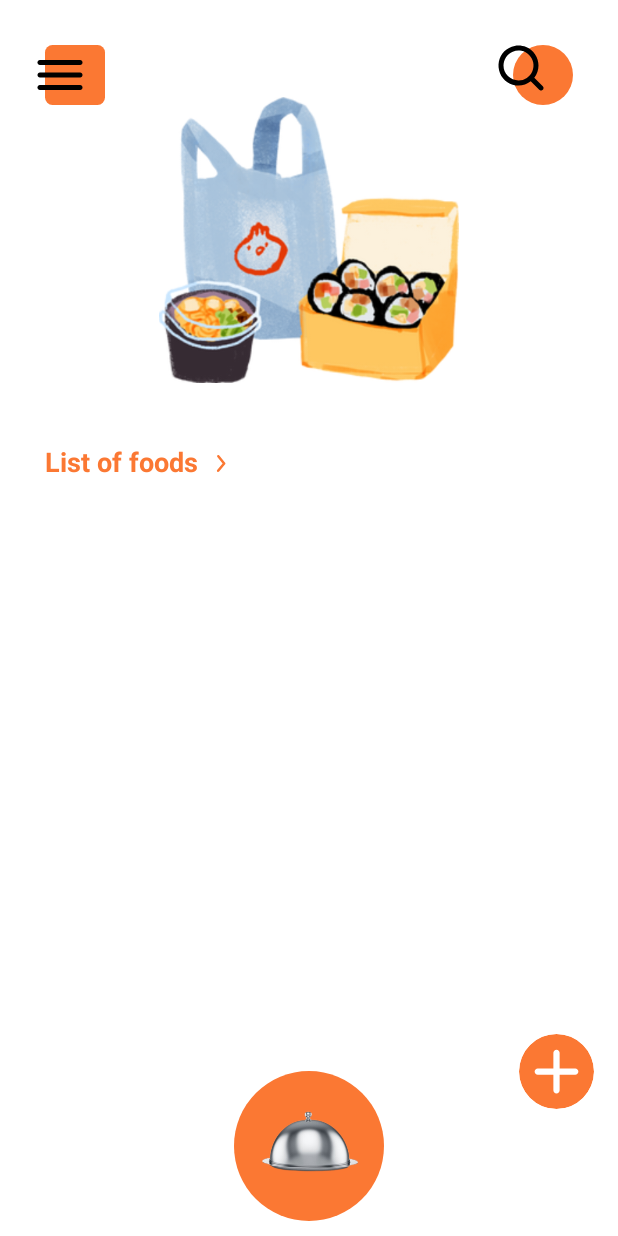
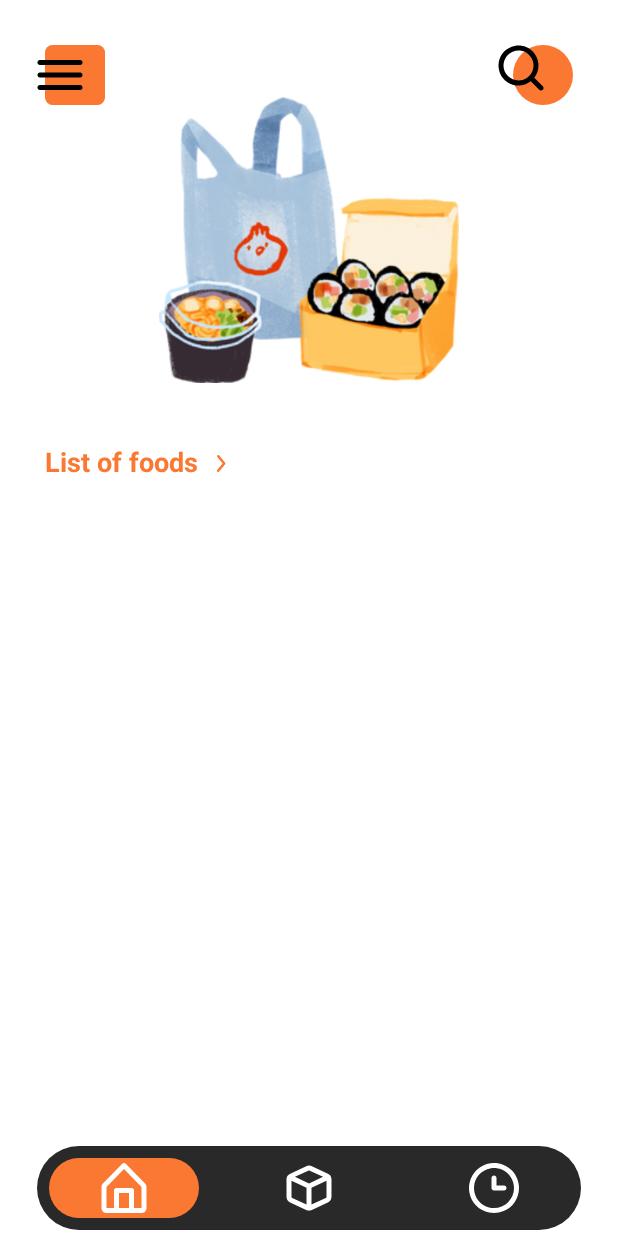
Before and after one commit to NDK2509/Foodomer, an Android app built with Jetpack Compose: the screen it shows after launch (MainActivity), on a phone screen of 412 x 824 dp. Run offline under Robolectric (Android 15) with nearby library versions, the light colour scheme and no system bars; our stand-ins replace Room's generated code.

Commit message:
feat: add the new Bottom bar

```diff
--- a/app/src/main/java/com/example/foodomer/navigation/Destinations.kt
+++ b/app/src/main/java/com/example/foodomer/navigation/Destinations.kt
@@ -10,4 +10,5 @@ sealed class Destinations(val route: String, vararg params: String) {
     object Randomizer: Destinations("Randomizer")
     object CreateCategory: Destinations("Create-category")
     object CreateFood: Destinations("Create-food")
+    object History: Destinations("History")
 }
--- a/app/src/main/java/com/example/foodomer/navigation/MainNavigation.kt
+++ b/app/src/main/java/com/example/foodomer/navigation/MainNavigation.kt
@@ -1,14 +1,39 @@
 package com.example.foodomer.navigation
 
+import androidx.compose.material.Scaffold
 import androidx.compose.runtime.Composable
+import androidx.compose.ui.graphics.Color
+import androidx.compose.ui.res.painterResource
 import androidx.navigation.compose.NavHost
 import androidx.navigation.compose.composable
 import androidx.navigation.compose.rememberNavController
+import com.example.foodomer.R
+import com.example.foodomer.ui.components.core.BottomBar
+import com.example.foodomer.ui.components.core.BottomBarItemProps
 import com.example.foodomer.ui.screens.*
 
 @Composable
 fun MainNavigation() {
     val navController = rememberNavController()
+    Scaffold(
+        bottomBar = {
+            BottomBar(
+                navController = navController,
+                items = listOf(
+                    BottomBarItemProps(
+                        icon = painterResource(R.drawable.icon_home), destination = Destinations.Home.route
+                    ),
+                    BottomBarItemProps(
+                        icon = painterResource(R.drawable.icon_cube), destination = Destinations.Randomizer.route
+                    ),
+                    BottomBarItemProps(
+                        icon = painterResource(R.drawable.icon_clock), destination = Destinations.History.route
+                    )
+                )
+            )
+        },
+        backgroundColor = Color.White
+    ) { _ ->
         NavHost(
             navController,
             startDestination = Destinations.Home.route
@@ -20,3 +45,4 @@ fun MainNavigation() {
             composable(Destinations.CreateFood.route) { CreateFoodScreen(navController) }
         }
     }
+}
--- a/app/src/main/java/com/example/foodomer/ui/components/core/Bottom.kt
+++ /dev/null
@@ -1,91 +0,0 @@
-package com.example.foodomer.ui.components.core
-
-import androidx.compose.foundation.Image
-import androidx.compose.foundation.background
-import androidx.compose.foundation.clickable
-import androidx.compose.foundation.layout.Box
-import androidx.compose.foundation.layout.Column
-import androidx.compose.foundation.layout.aspectRatio
-import androidx.compose.foundation.layout.width
-import androidx.compose.foundation.shape.CircleShape
-import androidx.compose.material.Icon
-import androidx.compose.material.icons.Icons
-import androidx.compose.material.icons.rounded.Add
-import androidx.compose.runtime.*
-import androidx.compose.ui.Modifier
-import androidx.compose.ui.draw.clip
-import androidx.compose.ui.graphics.Color
-import androidx.compose.ui.res.painterResource
-import androidx.compose.ui.semantics.Role
-import androidx.compose.ui.semantics.role
-import androidx.compose.ui.semantics.semantics
-import androidx.compose.ui.tooling.preview.Preview
-import androidx.compose.ui.unit.dp
-import com.example.foodomer.R
-import com.example.foodomer.ui.theme.OrangePrimary
-import com.example.foodomer.utils.flipInfinite
-import com.example.foodomer.utils.rotateWithAnimation
-
-@Composable
-fun FoodomerButton(
-    onClick: () -> Unit
-) {
-    Box(
-        modifier =
-            Modifier
-                .width(100.dp)
-                .aspectRatio(1f)
-                .background(OrangePrimary, CircleShape)
-                .clickable {
-                    onClick()
-                }
-    ) {
-        Image(
-            painterResource(R.drawable.lid_and_dish_close),
-            "",
-            modifier =
-                Modifier
-                    .width(100.dp)
-                    .aspectRatio(1f)
-                    .flipInfinite(duration = 1500)
-        )
-    }
-}
-
-@Composable
-fun AddNewFoodButton(
-    isOpen: Boolean = false, onClickToOpen: () -> Unit, onClickToClose: () -> Unit
-) {
-    var _isOpen by remember { mutableStateOf(isOpen) }
-
-    Box(
-        modifier =
-            Modifier
-                .width(50.dp)
-                .aspectRatio(1f)
-                .clip(CircleShape)
-                .background(OrangePrimary, CircleShape)
-    ) {
-        Icon(Icons.Rounded.Add,
-            "",
-            tint = Color.White,
-            modifier =
-                Modifier
-                    .rotateWithAnimation(if (_isOpen) 45f else 0f, 300)
-                    .width(50.dp).aspectRatio(1f)
-                    .semantics { role = Role.Button }
-                    .clickable {
-                        if (_isOpen) onClickToClose() else onClickToOpen()
-                        _isOpen = !_isOpen
-                    })
-    }
-}
-
-@Preview
-@Composable
-fun PreviewBottom() {
-    Column {
-        FoodomerButton { }
-        AddNewFoodButton(onClickToClose = {}, onClickToOpen = {})
-    }
-}
--- /dev/null
+++ b/app/src/main/java/com/example/foodomer/ui/components/core/BottomBar.kt
@@ -0,0 +1,142 @@
+package com.example.foodomer.ui.components.core
+
+import androidx.compose.foundation.background
+import androidx.compose.foundation.clickable
+import androidx.compose.foundation.interaction.MutableInteractionSource
+import androidx.compose.foundation.layout.*
+import androidx.compose.foundation.shape.CircleShape
+import androidx.compose.material.Icon
+import androidx.compose.runtime.*
+import androidx.compose.ui.Alignment
+import androidx.compose.ui.Modifier
+import androidx.compose.ui.draw.clip
+import androidx.compose.ui.graphics.Color
+import androidx.compose.ui.graphics.painter.Painter
+import androidx.compose.ui.res.painterResource
+import androidx.compose.ui.tooling.preview.Preview
+import androidx.compose.ui.unit.Dp
+import androidx.compose.ui.unit.dp
+import androidx.compose.ui.zIndex
+import androidx.navigation.NavController
+import androidx.navigation.compose.rememberNavController
+import com.example.foodomer.R
+import com.example.foodomer.ui.theme.BlackPrimary
+import com.example.foodomer.ui.theme.OrangePrimary
+import com.example.foodomer.utils.getScreenWidth
+import com.example.foodomer.utils.slideByOffsetX
+
+data class BottomBarItemProps(val icon: Painter, val destination: String)
+
+val ICON_FONT_ACTIVE = 40 .dp
+
+@Composable
+fun BottomBarIndicator(
+    width: Dp,
+    offsetX: Dp,
+) {
+
+    Column(
+        modifier = Modifier.padding(8.dp).width(width + 8.dp).zIndex(1f).slideByOffsetX(offsetX, duration = 200)
+
+    ) {
+        Column(
+            modifier = Modifier.fillMaxSize().clip(CircleShape).background(OrangePrimary)
+        ) {}
+    }
+}
+
+@Composable
+fun BottomBarItem(
+    props: BottomBarItemProps,
+    onClick: () -> Unit = {},
+    isActive: Boolean = true,
+) {
+
+    Column(modifier = Modifier.clickable(
+        interactionSource = MutableInteractionSource(), indication = null, enabled = !isActive
+    ) {
+        onClick()
+    }) {
+        Icon(
+            painter = props.icon, "", tint = Color.White, modifier = Modifier.width(ICON_FONT_ACTIVE).aspectRatio(1f)
+        )
+    }
+}
+
+@Composable
+fun BottomBar(
+    navController: NavController, items: List<BottomBarItemProps>
+) {
+    val numOfItems = items.size
+    val bottomBarWidth = (getScreenWidth() * 0.9).toInt()
+    val indicatorWidth = (bottomBarWidth / (numOfItems + 1))
+    val indicatorPositionUnit = ((bottomBarWidth - indicatorWidth) / numOfItems).dp
+
+    var currentIndex by remember { mutableStateOf(0) }
+    var indicatorPosition by remember { mutableStateOf(0.dp) }
+
+    Row(
+        modifier = Modifier.fillMaxWidth(),
+        horizontalArrangement = Arrangement.Center,
+        verticalAlignment = Alignment.CenterVertically
+    ) {
+        Box(
+            modifier =
+            Modifier
+                .fillMaxWidth(0.9f)
+                .height(64.dp)
+                .padding(4.dp)
+                .clip(CircleShape)
+                .background(BlackPrimary)
+        ) {
+            BottomBarIndicator(
+                width = indicatorWidth.dp, offsetX = indicatorPosition
+            )
+            Row(
+                modifier =
+                Modifier
+                    .fillMaxWidth()
+                    .fillMaxHeight()
+                    .padding(horizontal = (indicatorWidth / 2 - 8).dp)
+                    .zIndex(2f),
+                horizontalArrangement = Arrangement.SpaceBetween,
+                verticalAlignment = Alignment.CenterVertically
+            ) {
+                items.forEachIndexed { idx, it ->
+                    BottomBarItem(
+                        props = it,
+                        onClick = {
+                            if (idx > currentIndex) {
+                                indicatorPosition += (indicatorPositionUnit + 24.dp) * (idx - currentIndex)
+                            } else if (idx < currentIndex) {
+                                indicatorPosition -= (indicatorPositionUnit + 24.dp) * (currentIndex - idx)
+                            }
+
+                            currentIndex = idx
+                            navController.navigate(it.destination)
+                        },
+                        isActive = idx == currentIndex
+                    )
+                }
+            }
+        }
+    }
+}
+
+@Preview(showBackground = true, showSystemUi = false)
+@Composable
+fun BottomBarPreview() {
+    BottomBar(
+        navController = rememberNavController(), items = listOf(
+            BottomBarItemProps(
+                icon = painterResource(R.drawable.icon_home), destination = "home"
+            ),
+            BottomBarItemProps(
+                icon = painterResource(R.drawable.icon_cube), destination = "home"
+            ),
+            BottomBarItemProps(
+                icon = painterResource(R.drawable.icon_clock), destination = "home"
+            ),
+        )
+    )
+}
--- a/app/src/main/java/com/example/foodomer/ui/screens/HomeScreen.kt
+++ b/app/src/main/java/com/example/foodomer/ui/screens/HomeScreen.kt
@@ -4,68 +4,29 @@ import androidx.activity.compose.rememberLauncherForActivityResult
 import androidx.activity.result.contract.ActivityResultContracts
 import androidx.compose.foundation.Image
 import androidx.compose.foundation.layout.*
-import androidx.compose.material.FabPosition
-import androidx.compose.material.Scaffold
-import androidx.compose.runtime.*
+import androidx.compose.runtime.Composable
+import androidx.compose.runtime.SideEffect
+import androidx.compose.runtime.collectAsState
+import androidx.compose.runtime.getValue
 import androidx.compose.ui.Modifier
-import androidx.compose.ui.graphics.Color
 import androidx.compose.ui.res.painterResource
-import androidx.compose.ui.tooling.preview.Preview
 import androidx.compose.ui.unit.dp
-import androidx.compose.ui.zIndex
 import androidx.lifecycle.viewmodel.compose.viewModel
 import androidx.navigation.NavController
 import com.example.foodomer.R
 import com.example.foodomer.ui.AppViewModelProvider
-import com.example.foodomer.ui.components.core.AddNewFoodButton
-import com.example.foodomer.ui.components.core.FoodomerButton
 import com.example.foodomer.ui.components.core.Header
-import com.example.foodomer.ui.components.home.CreationOptionsOverLay
 import com.example.foodomer.ui.components.home.HorizontalFoodList
-import com.example.foodomer.ui.components.home.Option
 import com.example.foodomer.ui.components.welcome.AbsoluteRow
 import com.example.foodomer.ui.theme.DEFAULT_PADDING
 import com.example.foodomer.ui.viewmodels.HomeViewModel
 
-@Preview(showSystemUi = true, showBackground = true)
 @Composable
 fun HomeScreen(
     navController: NavController? = null,
     viewModel: HomeViewModel = viewModel(factory = AppViewModelProvider.Factory),
 ) {
     val foods by viewModel.foodList.collectAsState(initial = emptyList())
-    var isVisibleOptionOverlay by remember { mutableStateOf(false) }
-
-    Scaffold(
-        floatingActionButtonPosition = FabPosition.End,
-        floatingActionButton = {
-            Row(
-                modifier = Modifier.zIndex(100f)
-            ) {
-                AddNewFoodButton(
-                    onClickToOpen = {
-                        isVisibleOptionOverlay = true
-                    },
-                    onClickToClose = {
-                        isVisibleOptionOverlay = false
-                    },
-                )
-            }
-        },
-        isFloatingActionButtonDocked = true,
-        bottomBar = {
-            Row(
-                modifier = Modifier.fillMaxWidth().padding(bottom = 10.dp).zIndex(100f),
-                horizontalArrangement = Arrangement.Center
-            ) {
-                FoodomerButton {
-                    navController?.navigate("randomizer")
-                }
-            }
-        },
-        backgroundColor = Color.White,
-        drawerBackgroundColor = Color.White
-    ) { padding ->
     val permissionLauncher = rememberLauncherForActivityResult(
         ActivityResultContracts.RequestPermission()
     ) {}
@@ -96,17 +57,5 @@ fun HomeScreen(
             }
             HorizontalFoodList(foods)
         }
-            CreationOptionsOverLay(
-                options = listOf(
-                    Option("New Food") {
-                        navController?.navigate("create-food")
-                    },
-                    Option("New Category") {
-                        navController?.navigate("create-category")
-                    }
-                ),
-                isVisible = isVisibleOptionOverlay
-            )
     }
 }
-}
--- a/app/src/main/java/com/example/foodomer/ui/screens/RandomizerScreen.kt
+++ b/app/src/main/java/com/example/foodomer/ui/screens/RandomizerScreen.kt
@@ -2,14 +2,12 @@ package com.example.foodomer.ui.screens
 
 import androidx.compose.foundation.Image
 import androidx.compose.foundation.layout.*
-import androidx.compose.material.Scaffold
 import androidx.compose.material.Text
 import androidx.compose.runtime.Composable
 import androidx.compose.runtime.collectAsState
 import androidx.compose.runtime.getValue
 import androidx.compose.ui.Alignment
 import androidx.compose.ui.Modifier
-import androidx.compose.ui.graphics.Color
 import androidx.compose.ui.res.painterResource
 import androidx.compose.ui.text.font.FontWeight
 import androidx.compose.ui.text.style.TextAlign
@@ -20,8 +18,6 @@ import androidx.lifecycle.viewmodel.compose.viewModel
 import androidx.navigation.NavController
 import com.example.foodomer.R
 import com.example.foodomer.ui.AppViewModelProvider
-import com.example.foodomer.ui.components.core.FoodomerButton
-import com.example.foodomer.ui.components.core.Header
 import com.example.foodomer.ui.components.createfood.BlinkedWarning
 import com.example.foodomer.ui.theme.DEFAULT_PADDING
 import com.example.foodomer.ui.theme.OrangePrimary
@@ -36,17 +32,6 @@ fun RandomizerScreen(
 ) {
     val foodList by viewModel.foodList.collectAsState(emptyList())
 
-    Scaffold(
-        bottomBar = {
-            Row(
-                modifier = Modifier.fillMaxWidth().padding(bottom = 10.dp), horizontalArrangement = Arrangement.Center
-            ) {
-                FoodomerButton {
-                    if (foodList.isNotEmpty()) viewModel.randomFood()
-                }
-            }
-        }, backgroundColor = Color.White, drawerBackgroundColor = Color.White
-    ) { padding ->
     if (foodList.isEmpty()) {
         Column(
             modifier = Modifier.fillMaxSize(),
@@ -65,8 +50,6 @@ fun RandomizerScreen(
             modifier = Modifier.fillMaxSize()
                 .padding(top = DEFAULT_PADDING, start = DEFAULT_PADDING, end = DEFAULT_PADDING)
         ) {
-                Header(onClickMenu = {}, onCLickSearch = {}, modifier = Modifier.padding(bottom = DEFAULT_PADDING)
-                )
             Column(
                 modifier = Modifier.fillMaxHeight(0.6f),
                 horizontalAlignment = Alignment.CenterHorizontally,
@@ -109,4 +92,3 @@ fun RandomizerScreen(
         }
     }
 }
-}
--- a/app/src/main/java/com/example/foodomer/ui/theme/Color.kt
+++ b/app/src/main/java/com/example/foodomer/ui/theme/Color.kt
@@ -7,3 +7,4 @@ val Purple500 = Color(0xFF6200EE)
 val Purple700 = Color(0xFF3700B3)
 val Teal200 = Color(0xFF03DAC5)
 val OrangePrimary = Color(0xFFFB7833)
+val BlackPrimary = Color(0xFF292929)
--- a/app/src/main/java/com/example/foodomer/utils/AnimationUtils.kt
+++ b/app/src/main/java/com/example/foodomer/utils/AnimationUtils.kt
@@ -1,11 +1,13 @@
 package com.example.foodomer.utils
 
 import androidx.compose.animation.core.*
+import androidx.compose.foundation.layout.offset
 import androidx.compose.runtime.getValue
 import androidx.compose.ui.Modifier
 import androidx.compose.ui.composed
 import androidx.compose.ui.draw.rotate
 import androidx.compose.ui.graphics.graphicsLayer
+import androidx.compose.ui.unit.Dp
 
 fun Modifier.rotateWithAnimation(degTo: Float, duration: Int = 1000, easing: Easing = FastOutLinearInEasing): Modifier = composed {
     val rotateState by animateFloatAsState(
@@ -58,3 +60,14 @@ fun Modifier.blink(duration: Int = 500, delay: Int = 0): Modifier = composed {
         alpha = opacity
     }
 }
+
+fun Modifier.slideByOffsetX(offsetXTo: Dp, duration: Int = 500, easing: Easing = FastOutLinearInEasing) = composed{
+    val offsetX by animateDpAsState(
+        targetValue = offsetXTo,
+        animationSpec = tween(
+            durationMillis = duration,
+            easing = easing
+        )
+    )
+    this.offset(x = offsetX)
+}
--- /dev/null
+++ b/app/src/main/java/com/example/foodomer/utils/ScreenUtils.kt
@@ -0,0 +1,13 @@
+package com.example.foodomer.utils
+
+import androidx.compose.runtime.Composable
+import androidx.compose.ui.platform.LocalConfiguration
+
+@Composable
+fun getScreenWidth(): Int {
+    return LocalConfiguration.current.screenWidthDp
+}
+@Composable
+fun getScreenHeight(): Int {
+    return LocalConfiguration.current.screenHeightDp
+}
--- /dev/null
+++ b/app/src/main/res/drawable/icon_clock.xml
@@ -0,0 +1,12 @@
+<vector xmlns:android="http://schemas.android.com/apk/res/android"
+        xmlns:tools="http://schemas.android.com/tools" android:width="40dp"
+    android:height="40dp"
+    android:viewportWidth="40"
+    android:viewportHeight="40">
+  <path
+          android:pathData="M20,3.333C16.704,3.333 13.481,4.311 10.741,6.142C8,7.974 5.864,10.576 4.602,13.622C3.341,16.667 3.011,20.018 3.654,23.251C4.297,26.485 5.884,29.454 8.215,31.785C10.546,34.116 13.516,35.703 16.749,36.346C19.982,36.989 23.333,36.66 26.378,35.398C29.424,34.137 32.027,32 33.858,29.26C35.689,26.519 36.667,23.296 36.667,20C36.667,17.811 36.236,15.644 35.398,13.622C34.561,11.6 33.333,9.763 31.785,8.215C30.237,6.667 28.4,5.44 26.378,4.602C24.356,3.764 22.189,3.333 20,3.333ZM20,33.333C17.363,33.333 14.785,32.551 12.592,31.086C10.4,29.621 8.691,27.539 7.682,25.103C6.672,22.666 6.408,19.985 6.923,17.399C7.437,14.812 8.707,12.437 10.572,10.572C12.437,8.707 14.812,7.437 17.399,6.923C19.985,6.408 22.666,6.672 25.103,7.682C27.539,8.691 29.621,10.4 31.086,12.592C32.551,14.785 33.333,17.363 33.333,20C33.333,23.536 31.929,26.928 29.428,29.428C26.928,31.929 23.536,33.333 20,33.333Z"
+          android:fillColor="#ffffff" tools:ignore="VectorPath"/>
+  <path
+      android:pathData="M26.667,18.333H21.667V13.333C21.667,12.891 21.491,12.467 21.179,12.155C20.866,11.842 20.442,11.667 20,11.667C19.558,11.667 19.134,11.842 18.822,12.155C18.509,12.467 18.333,12.891 18.333,13.333V20C18.333,20.442 18.509,20.866 18.822,21.178C19.134,21.491 19.558,21.667 20,21.667H26.667C27.109,21.667 27.533,21.491 27.845,21.178C28.158,20.866 28.333,20.442 28.333,20C28.333,19.558 28.158,19.134 27.845,18.822C27.533,18.509 27.109,18.333 26.667,18.333Z"
+      android:fillColor="#ffffff"/>
+</vector>
--- /dev/null
+++ b/app/src/main/res/drawable/icon_cube.xml
@@ -0,0 +1,9 @@
+<vector xmlns:android="http://schemas.android.com/apk/res/android"
+        xmlns:tools="http://schemas.android.com/tools" android:width="50dp"
+    android:height="50dp"
+    android:viewportWidth="50"
+    android:viewportHeight="50">
+  <path
+          android:pathData="M43.042,15.125C43.042,14.979 42.833,14.833 42.729,14.687L42.542,14.479C42.057,13.88 41.445,13.396 40.75,13.062L27.417,6.812C26.679,6.472 25.875,6.296 25.063,6.296C24.25,6.296 23.447,6.472 22.708,6.812L9.375,13.062C8.684,13.402 8.073,13.885 7.583,14.479L7.333,14.583C7.212,14.708 7.107,14.849 7.021,15C6.524,15.786 6.257,16.695 6.25,17.625V32.333C6.253,33.327 6.541,34.299 7.08,35.134C7.619,35.968 8.387,36.631 9.292,37.042L22.625,43.292C23.366,43.635 24.173,43.813 24.99,43.813C25.806,43.813 26.613,43.635 27.354,43.292L40.688,37.042C41.59,36.637 42.357,35.982 42.9,35.155C43.443,34.328 43.738,33.364 43.75,32.375V17.625C43.739,16.744 43.495,15.881 43.042,15.125ZM24.396,10.542C24.587,10.459 24.792,10.416 25,10.416C25.208,10.416 25.414,10.459 25.604,10.542L36.708,15.708L25,21.146L13.292,15.708L24.396,10.542ZM11.042,33.333C10.86,33.263 10.704,33.14 10.593,32.981C10.481,32.821 10.42,32.632 10.417,32.437V18.958L22.917,24.771V38.771L11.042,33.333ZM38.938,33.333L27.083,38.771V24.771L39.583,18.958V32.375C39.588,32.582 39.529,32.785 39.413,32.957C39.297,33.129 39.131,33.26 38.938,33.333Z"
+          android:fillColor="#ffffff" tools:ignore="VectorPath"/>
+</vector>
--- /dev/null
+++ b/app/src/main/res/drawable/icon_home.xml
@@ -0,0 +1,9 @@
+<vector xmlns:android="http://schemas.android.com/apk/res/android"
+    android:width="40dp"
+    android:height="40dp"
+    android:viewportWidth="40"
+    android:viewportHeight="40">
+  <path
+      android:pathData="M34.033,16.967L21.183,3.833C21.028,3.677 20.844,3.553 20.641,3.469C20.438,3.384 20.22,3.34 20,3.34C19.78,3.34 19.562,3.384 19.359,3.469C19.156,3.553 18.972,3.677 18.817,3.833L5.967,16.983C5.656,17.297 5.41,17.669 5.244,18.078C5.078,18.487 4.995,18.925 5,19.367V33.333C4.999,34.187 5.325,35.008 5.911,35.628C6.497,36.248 7.298,36.62 8.15,36.667H31.85C32.702,36.62 33.503,36.248 34.089,35.628C34.675,35.008 35.001,34.187 35,33.333V19.367C35.001,18.472 34.655,17.611 34.033,16.967ZM16.667,33.333V23.333H23.333V33.333H16.667ZM31.667,33.333H26.667V21.667C26.667,21.225 26.491,20.801 26.178,20.488C25.866,20.176 25.442,20 25,20H15C14.558,20 14.134,20.176 13.821,20.488C13.509,20.801 13.333,21.225 13.333,21.667V33.333H8.333V19.3L20,7.383L31.667,19.367V33.333Z"
+      android:fillColor="#ffffff"/>
+</vector>
```
Lines whose indentation alone changed are shown as unchanged.
